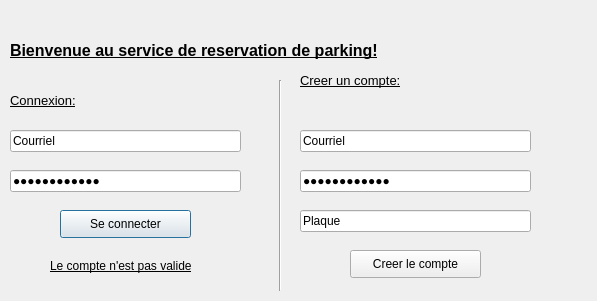
Old version of the form test2/login.ui in the repository MaximeCardinal/HackQc.
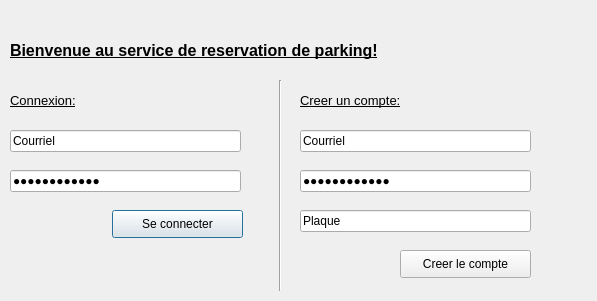
New version of the form.

Patch:
```diff
--- a/test2/login.ui
+++ b/test2/login.ui
@@ -61,7 +61,7 @@
    <property name="geometry">
     <rect>
      <x>300</x>
-     <y>60</y>
+     <y>80</y>
      <width>141</width>
      <height>41</height>
     </rect>
@@ -117,7 +117,7 @@
   <widget class="QPushButton" name="pushButton_SeConnecter">
    <property name="geometry">
     <rect>
-     <x>60</x>
+     <x>112</x>
      <y>210</y>
      <width>131</width>
      <height>28</height>
@@ -208,7 +208,7 @@
   <widget class="QPushButton" name="pushButton_CreerNouvCompte">
    <property name="geometry">
     <rect>
-     <x>350</x>
+     <x>400</x>
      <y>250</y>
      <width>131</width>
      <height>28</height>
@@ -223,19 +223,6 @@
     <string>Creer le compte</string>
    </property>
   </widget>
-  <widget class="QLabel" name="label_4">
-   <property name="geometry">
-    <rect>
-     <x>50</x>
-     <y>250</y>
-     <width>151</width>
-     <height>31</height>
-    </rect>
-   </property>
-   <property name="text">
-    <string>Le compte n'est pas valide</string>
-   </property>
-  </widget>
  </widget>
  <resources/>
  <connections/>
```
Left out of the diff: 6 changed lines with no effect on the pictures.
